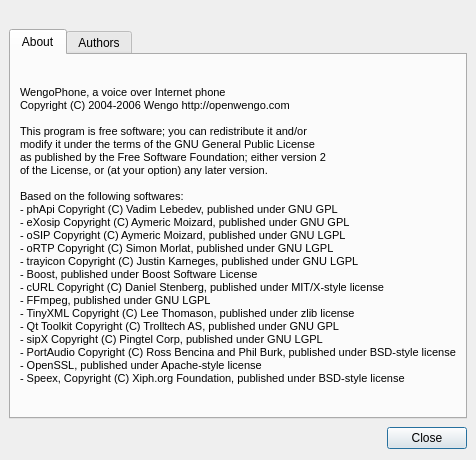
tkrotoff/WengoPhone, file wengophone/src/presentation/qt/AboutWindow.ui: the form before one commit.
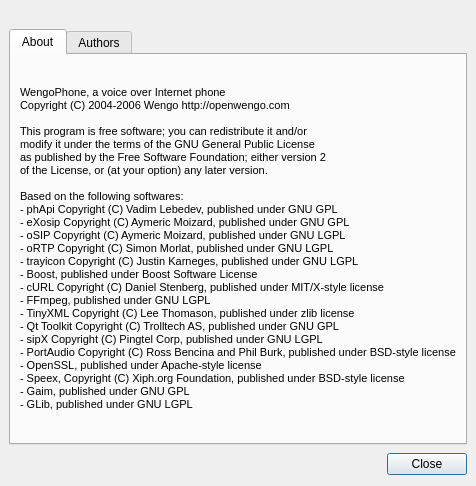
The form after the commit. Icons and pictures are not drawn.

Commit message: More documentation inside IdGenerator + About dialog updated + bugs fixed inside SConscripts

```diff
--- a/wengophone/src/presentation/qt/AboutWindow.ui
+++ b/wengophone/src/presentation/qt/AboutWindow.ui
@@ -8,8 +8,8 @@
    <rect>
     <x>0</x>
     <y>0</y>
-    <width>463</width>
-    <height>460</height>
+    <width>460</width>
+    <height>486</height>
    </rect>
   </property>
   <property name="windowTitle" >
@@ -38,7 +38,7 @@
        <item row="0" column="0" >
         <widget class="QLabel" name="copyrightLabel" >
          <property name="text" >
-          <string>&lt;html>&lt;head>&lt;meta name="qrichtext" content="1" />&lt;/head>&lt;body style=" white-space: pre-wrap; font-family:MS Shell Dlg; font-size:8.25pt; font-weight:400; font-style:normal; text-decoration:none;">&lt;p style=" margin-top:0px; margin-bottom:0px; margin-left:0px; margin-right:0px; -qt-block-indent:0; text-indent:0px; font-size:8pt;">WengoPhone, a&lt;span style=" color:#000000;"> voice over Internet phone&lt;/span>&lt;/p>&lt;p style=" margin-top:0px; margin-bottom:0px; margin-left:0px; margin-right:0px; -qt-block-indent:0; text-indent:0px; font-size:8pt; color:#000000;">Copyright (C) 2004-2006 Wengo http://openwengo.com&lt;/p>&lt;p style="-qt-paragraph-type:empty; margin-top:0px; margin-bottom:0px; margin-left:0px; margin-right:0px; -qt-block-indent:0; text-indent:0px; font-size:8pt; color:#000000;">&lt;/p>&lt;p style=" margin-top:0px; margin-bottom:0px; margin-left:0px; margin-right:0px; -qt-block-indent:0; text-indent:0px; font-size:8pt; color:#000000;">This program is free software; you can redistribute it and/or&lt;/p>&lt;p style=" margin-top:0px; margin-bottom:0px; margin-left:0px; margin-right:0px; -qt-block-indent:0; text-indent:0px; font-size:8pt; color:#000000;">modify it under the terms of the GNU General Public License&lt;/p>&lt;p style=" margin-top:0px; margin-bottom:0px; margin-left:0px; margin-right:0px; -qt-block-indent:0; text-indent:0px; font-size:8pt; color:#000000;">as published by the Free Software Foundation; either version 2&lt;/p>&lt;p style=" margin-top:0px; margin-bottom:0px; margin-left:0px; margin-right:0px; -qt-block-indent:0; text-indent:0px; font-size:8pt; color:#000000;">of the License, or (at your option) any later version.&lt;/p>&lt;p style="-qt-paragraph-type:empty; margin-top:0px; margin-bottom:0px; margin-left:0px; margin-right:0px; -qt-block-indent:0; text-indent:0px; font-size:8pt; color:#000000;">&lt;/p>&lt;p style=" margin-top:0px; margin-bottom:0px; margin-left:0px; margin-right:0px; -qt-block-indent:0; text-indent:0px; font-size:8pt; color:#000000;">Based on the following softwares:&lt;/p>&lt;p style=" margin-top:0px; margin-bottom:0px; margin-left:0px; margin-right:0px; -qt-block-indent:0; text-indent:0px; font-size:8pt;">- phApi Copyright (C) Vadim Lebedev, published under GNU GPL&lt;/p>&lt;p style=" margin-top:0px; margin-bottom:0px; margin-left:0px; margin-right:0px; -qt-block-indent:0; text-indent:0px; font-size:8pt;">- eXosip Copyright (C) Aymeric Moizard, published under GNU GPL&lt;/p>&lt;p style=" margin-top:0px; margin-bottom:0px; margin-left:0px; margin-right:0px; -qt-block-indent:0; text-indent:0px; font-size:8pt;">- oSIP Copyright (C) Aymeric Moizard, published under GNU LGPL&lt;/p>&lt;p style=" margin-top:0px; margin-bottom:0px; margin-left:0px; margin-right:0px; -qt-block-indent:0; text-indent:0px; font-size:8pt;">- oRTP Copyright (C) Simon Morlat, published under GNU LGPL&lt;/p>&lt;p style=" margin-top:0px; margin-bottom:0px; margin-left:0px; margin-right:0px; -qt-block-indent:0; text-indent:0px; font-size:8pt;">- trayicon Copyright (C) Justin Karneges, published under GNU LGPL&lt;/p>&lt;p style=" margin-top:0px; margin-bottom:0px; margin-left:0px; margin-right:0px; -qt-block-indent:0; text-indent:0px; font-size:8pt;">- Boost, published under Boost Software License&lt;/p>&lt;p style=" margin-top:0px; margin-bottom:0px; margin-left:0px; margin-right:0px; -qt-block-indent:0; text-indent:0px; font-size:8pt;">- cURL Copyright (C) Daniel Stenberg, published under MIT/X-style license&lt;/p>&lt;p style=" margin-top:0px; margin-bottom:0px; margin-left:0px; margin-right:0px; -qt-block-indent:0; text-indent:0px; font-size:8pt;">- FFmpeg, published under GNU LGPL&lt;/p>&lt;p style=" margin-top:0px; margin-bottom:0px; margin-left:0px; margin-right:0px; -qt-block-indent:0; text-indent:0px; font-size:8pt;">- TinyXML Copyright (C) Lee Thomason, published under zlib license&lt;/p>&lt;p style=" margin-top:0px; margin-bottom:0px; margin-left:0px; margin-right:0px; -qt-block-indent:0; text-indent:0px; font-size:8pt;">- Qt Toolkit Copyright (C) Trolltech AS, published under GNU GPL&lt;/p>&lt;p style=" margin-top:0px; margin-bottom:0px; margin-left:0px; margin-right:0px; -qt-block-indent:0; text-indent:0px; font-size:8pt;">- sipX Copyright (C) Pingtel Corp, published under GNU LGPL&lt;/p>&lt;p style=" margin-top:0px; margin-bottom:0px; margin-left:0px; margin-right:0px; -qt-block-indent:0; text-indent:0px; font-size:8pt;">- PortAudio Copyright (C) Ross Bencina and Phil Burk, published under BSD-style license&lt;/p>&lt;p style=" margin-top:0px; margin-bottom:0px; margin-left:0px; margin-right:0px; -qt-block-indent:0; text-indent:0px; font-size:8pt;">- OpenSSL, published under Apache-style license&lt;/p>&lt;p style=" margin-top:0px; margin-bottom:0px; margin-left:0px; margin-right:0px; -qt-block-indent:0; text-indent:0px; font-size:8pt;">- Speex, Copyright (C) Xiph.org Foundation, published under BSD-style license&lt;/p>&lt;/body>&lt;/html></string>
+          <string>&lt;html>&lt;head>&lt;meta name="qrichtext" content="1" />&lt;/head>&lt;body style=" white-space: pre-wrap; font-family:MS Shell Dlg; font-size:8.25pt; font-weight:400; font-style:normal; text-decoration:none;">&lt;p style=" margin-top:0px; margin-bottom:0px; margin-left:0px; margin-right:0px; -qt-block-indent:0; text-indent:0px; font-size:8pt;">WengoPhone, a&lt;span style=" color:#000000;"> voice over Internet phone&lt;/span>&lt;/p>&lt;p style=" margin-top:0px; margin-bottom:0px; margin-left:0px; margin-right:0px; -qt-block-indent:0; text-indent:0px; font-size:8pt; color:#000000;">Copyright (C) 2004-2006 Wengo http://openwengo.com&lt;/p>&lt;p style="-qt-paragraph-type:empty; margin-top:0px; margin-bottom:0px; margin-left:0px; margin-right:0px; -qt-block-indent:0; text-indent:0px; font-size:8pt; color:#000000;">&lt;/p>&lt;p style=" margin-top:0px; margin-bottom:0px; margin-left:0px; margin-right:0px; -qt-block-indent:0; text-indent:0px; font-size:8pt; color:#000000;">This program is free software; you can redistribute it and/or&lt;/p>&lt;p style=" margin-top:0px; margin-bottom:0px; margin-left:0px; margin-right:0px; -qt-block-indent:0; text-indent:0px; font-size:8pt; color:#000000;">modify it under the terms of the GNU General Public License&lt;/p>&lt;p style=" margin-top:0px; margin-bottom:0px; margin-left:0px; margin-right:0px; -qt-block-indent:0; text-indent:0px; font-size:8pt; color:#000000;">as published by the Free Software Foundation; either version 2&lt;/p>&lt;p style=" margin-top:0px; margin-bottom:0px; margin-left:0px; margin-right:0px; -qt-block-indent:0; text-indent:0px; font-size:8pt; color:#000000;">of the License, or (at your option) any later version.&lt;/p>&lt;p style="-qt-paragraph-type:empty; margin-top:0px; margin-bottom:0px; margin-left:0px; margin-right:0px; -qt-block-indent:0; text-indent:0px; font-size:8pt; color:#000000;">&lt;/p>&lt;p style=" margin-top:0px; margin-bottom:0px; margin-left:0px; margin-right:0px; -qt-block-indent:0; text-indent:0px; font-size:8pt; color:#000000;">Based on the following softwares:&lt;/p>&lt;p style=" margin-top:0px; margin-bottom:0px; margin-left:0px; margin-right:0px; -qt-block-indent:0; text-indent:0px; font-size:8pt;">- phApi Copyright (C) Vadim Lebedev, published under GNU GPL&lt;/p>&lt;p style=" margin-top:0px; margin-bottom:0px; margin-left:0px; margin-right:0px; -qt-block-indent:0; text-indent:0px; font-size:8pt;">- eXosip Copyright (C) Aymeric Moizard, published under GNU GPL&lt;/p>&lt;p style=" margin-top:0px; margin-bottom:0px; margin-left:0px; margin-right:0px; -qt-block-indent:0; text-indent:0px; font-size:8pt;">- oSIP Copyright (C) Aymeric Moizard, published under GNU LGPL&lt;/p>&lt;p style=" margin-top:0px; margin-bottom:0px; margin-left:0px; margin-right:0px; -qt-block-indent:0; text-indent:0px; font-size:8pt;">- oRTP Copyright (C) Simon Morlat, published under GNU LGPL&lt;/p>&lt;p style=" margin-top:0px; margin-bottom:0px; margin-left:0px; margin-right:0px; -qt-block-indent:0; text-indent:0px; font-size:8pt;">- trayicon Copyright (C) Justin Karneges, published under GNU LGPL&lt;/p>&lt;p style=" margin-top:0px; margin-bottom:0px; margin-left:0px; margin-right:0px; -qt-block-indent:0; text-indent:0px; font-size:8pt;">- Boost, published under Boost Software License&lt;/p>&lt;p style=" margin-top:0px; margin-bottom:0px; margin-left:0px; margin-right:0px; -qt-block-indent:0; text-indent:0px; font-size:8pt;">- cURL Copyright (C) Daniel Stenberg, published under MIT/X-style license&lt;/p>&lt;p style=" margin-top:0px; margin-bottom:0px; margin-left:0px; margin-right:0px; -qt-block-indent:0; text-indent:0px; font-size:8pt;">- FFmpeg, published under GNU LGPL&lt;/p>&lt;p style=" margin-top:0px; margin-bottom:0px; margin-left:0px; margin-right:0px; -qt-block-indent:0; text-indent:0px; font-size:8pt;">- TinyXML Copyright (C) Lee Thomason, published under zlib license&lt;/p>&lt;p style=" margin-top:0px; margin-bottom:0px; margin-left:0px; margin-right:0px; -qt-block-indent:0; text-indent:0px; font-size:8pt;">- Qt Toolkit Copyright (C) Trolltech AS, published under GNU GPL&lt;/p>&lt;p style=" margin-top:0px; margin-bottom:0px; margin-left:0px; margin-right:0px; -qt-block-indent:0; text-indent:0px; font-size:8pt;">- sipX Copyright (C) Pingtel Corp, published under GNU LGPL&lt;/p>&lt;p style=" margin-top:0px; margin-bottom:0px; margin-left:0px; margin-right:0px; -qt-block-indent:0; text-indent:0px; font-size:8pt;">- PortAudio Copyright (C) Ross Bencina and Phil Burk, published under BSD-style license&lt;/p>&lt;p style=" margin-top:0px; margin-bottom:0px; margin-left:0px; margin-right:0px; -qt-block-indent:0; text-indent:0px; font-size:8pt;">- OpenSSL, published under Apache-style license&lt;/p>&lt;p style=" margin-top:0px; margin-bottom:0px; margin-left:0px; margin-right:0px; -qt-block-indent:0; text-indent:0px; font-size:8pt;">- Speex, Copyright (C) Xiph.org Foundation, published under BSD-style license&lt;/p>&lt;p style=" margin-top:0px; margin-bottom:0px; margin-left:0px; margin-right:0px; -qt-block-indent:0; text-indent:0px; font-size:8pt;">- Gaim, published under GNU GPL&lt;/p>&lt;p style=" margin-top:0px; margin-bottom:0px; margin-left:0px; margin-right:0px; -qt-block-indent:0; text-indent:0px; font-size:8pt;">- GLib, published under GNU LGPL&lt;/p>&lt;/body>&lt;/html></string>
          </property>
         </widget>
        </item>
```
The commit also changes 9 other files.
